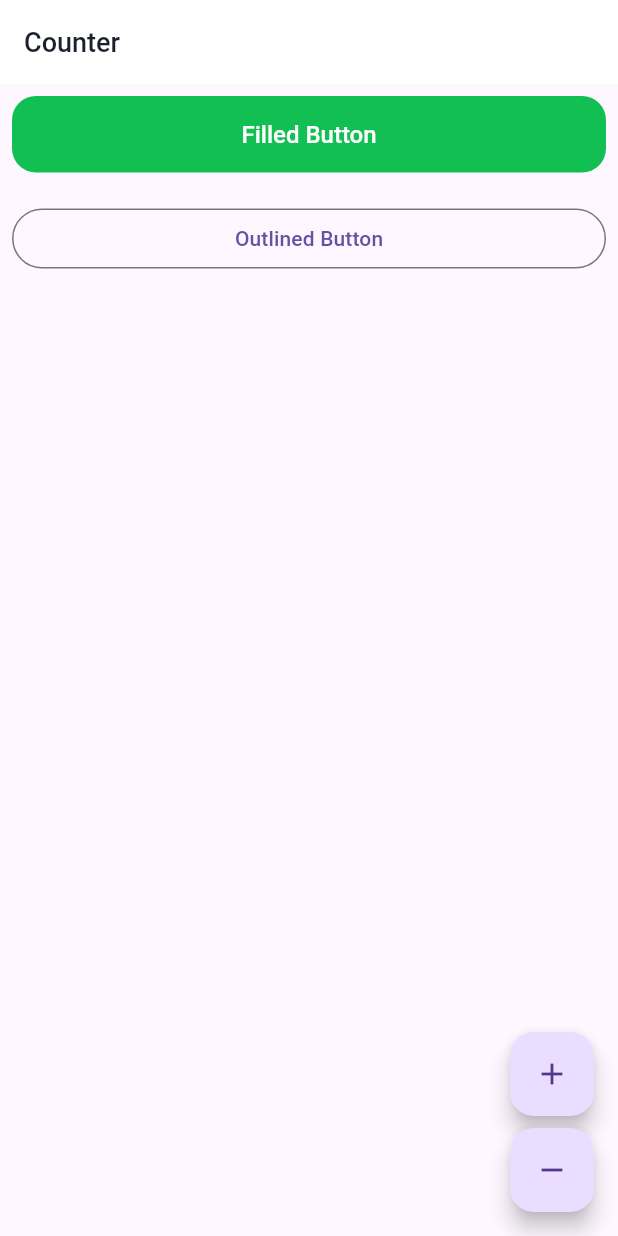
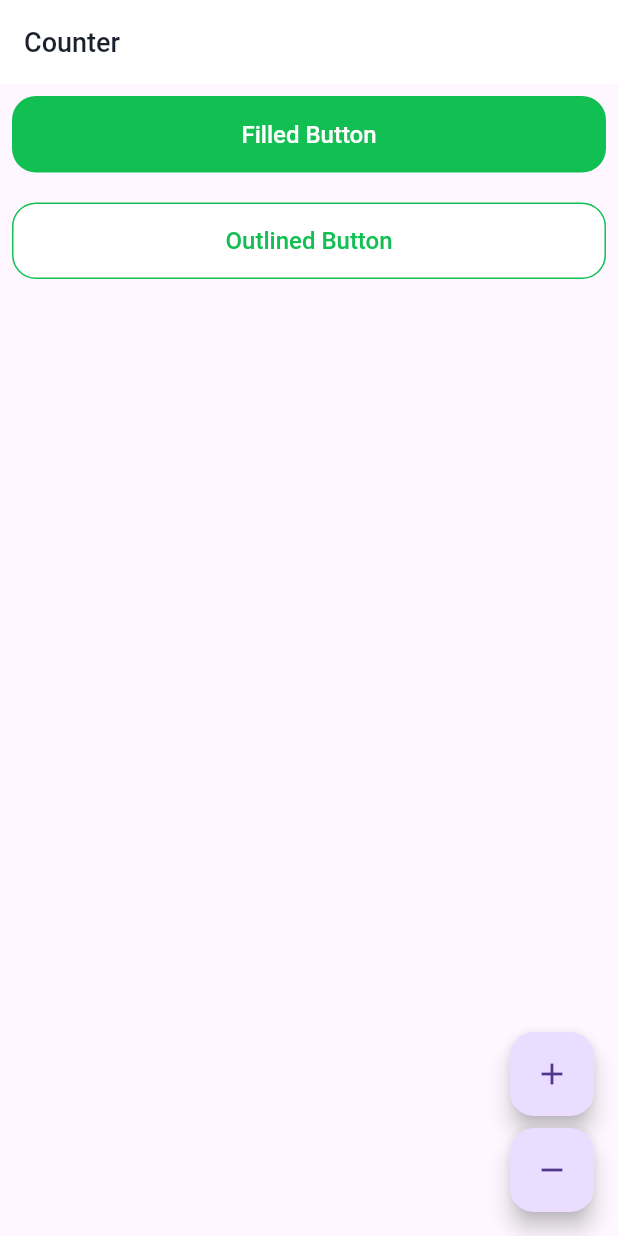
Before and after one commit to monirhelalee/office-hour, a Flutter app: the screen it shows after launch, on a phone screen of 412 x 824 dp. Run offline on Flutter 3.47's test engine with Material 3 defaults, Android fonts, the phone set to English and light mode, and no system bars; our stand-ins replace bloc, flutter_bloc; generated files the repository leaves out were written again.

Commit message:
feat: implement OutlinedButtonTheme

```diff
--- a/lib/app/view/theme/light_theme.dart
+++ b/lib/app/view/theme/light_theme.dart
@@ -34,6 +34,7 @@ class LightTheme extends AppTheme {
       titleTextStyle: TextStyles.labelMedium,
     ),
     filledButtonTheme: filledButtonThemeData,
+    outlinedButtonTheme: outlinedButtonThemeData,
   );
 
   @override
@@ -53,7 +54,25 @@ class LightTheme extends AppTheme {
 
   @override
   OutlinedButtonThemeData get outlinedButtonThemeData =>
-      throw UnimplementedError();
+      OutlinedButtonThemeData(
+        style:
+            OutlinedButton.styleFrom(
+              backgroundColor: colors.background,
+              padding: const EdgeInsets.all(16),
+              shape: RoundedRectangleBorder(
+                borderRadius: BorderRadius.circular(16),
+              ),
+              textStyle: TextStyles.titleLarge,
+              foregroundColor: colors.primary,
+            ).copyWith(
+              side: WidgetStateBorderSide.resolveWith((states) {
+                if (states.contains(WidgetState.disabled)) {
+                  return BorderSide(color: colors.surface200);
+                }
+                return BorderSide(color: colors.primary);
+              }),
+            ),
+      );
 }
 
 class LightColors extends AppColors {
```
Also changed, not shown: 1 other file.
